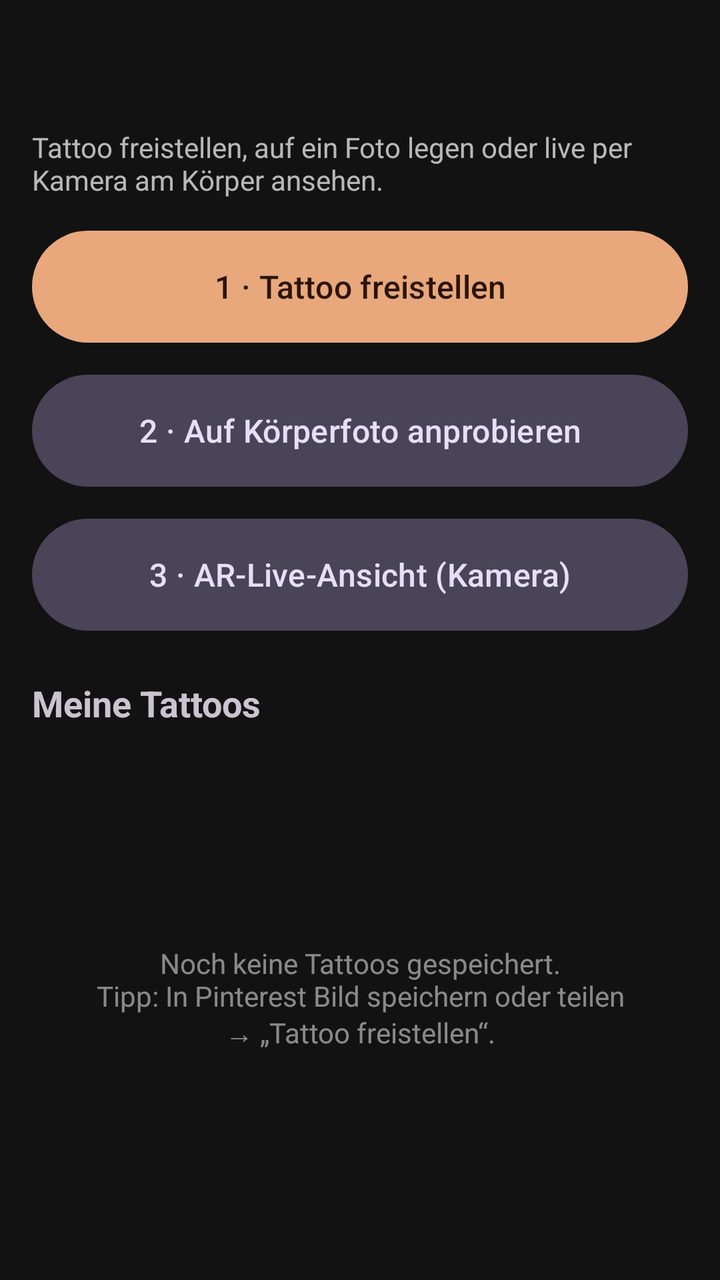
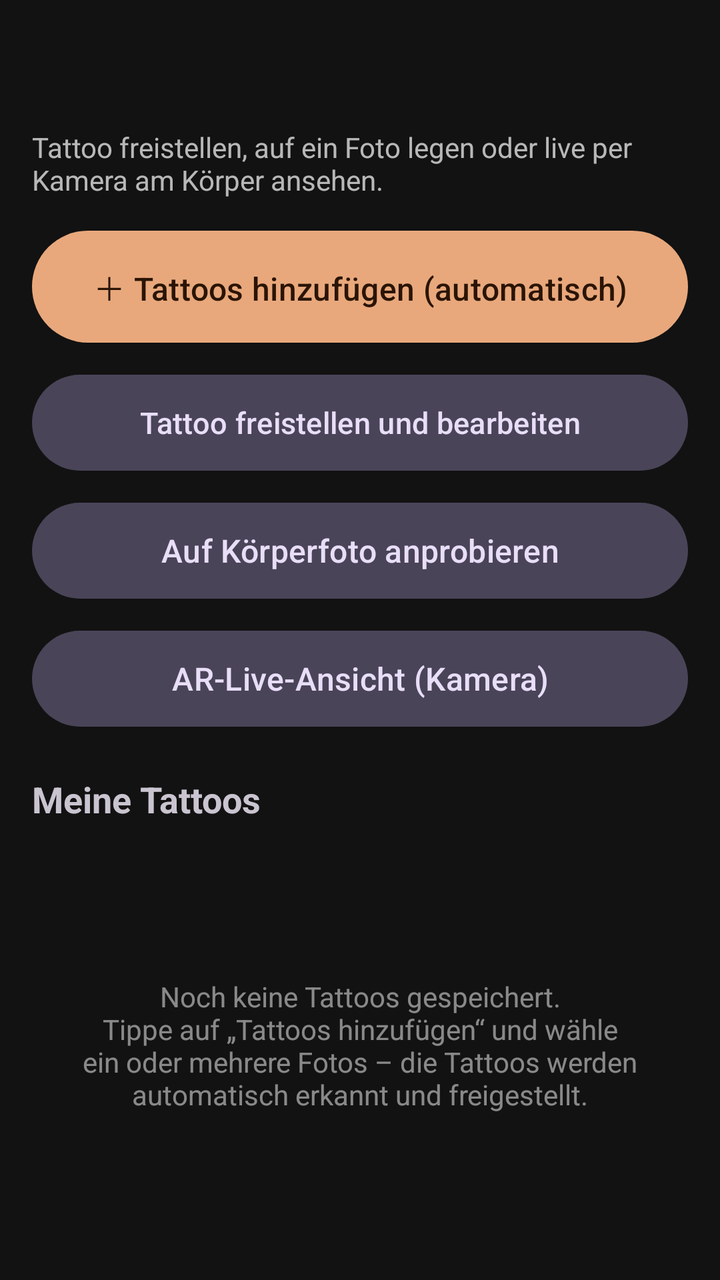

An Android layout rendered at two revisions. The XML below is the earlier revision; the diff shows what the commit changed to produce the second picture.
<!-- AndroidManifest.xml: application theme Theme.TattooTryOn -->
<!-- res/layout/activity_main.xml -->
<?xml version="1.0" encoding="utf-8"?>
<LinearLayout xmlns:android="http://schemas.android.com/apk/res/android"
    android:layout_width="match_parent"
    android:layout_height="match_parent"
    android:orientation="vertical">

    <com.google.android.material.appbar.MaterialToolbar
        android:id="@+id/toolbar"
        android:layout_width="match_parent"
        android:layout_height="?attr/actionBarSize" />

    <LinearLayout
        android:layout_width="match_parent"
        android:layout_height="match_parent"
        android:orientation="vertical"
        android:paddingStart="16dp"
        android:paddingEnd="16dp"
        android:paddingBottom="12dp">

        <TextView
            android:layout_width="wrap_content"
            android:layout_height="wrap_content"
            android:layout_marginBottom="12dp"
            android:text="Tattoo freistellen, auf ein Foto legen oder live per Kamera am Körper ansehen."
            android:textColor="#B3FFFFFF"
            android:textSize="14sp" />

        <com.google.android.material.button.MaterialButton
            android:id="@+id/btnExtract"
            android:layout_width="match_parent"
            android:layout_height="64dp"
            android:text="1 · Tattoo freistellen"
            android:textSize="16sp" />

        <com.google.android.material.button.MaterialButton
            android:id="@+id/btnTryOn"
            style="@style/Widget.Material3.Button.TonalButton"
            android:layout_width="match_parent"
            android:layout_height="64dp"
            android:layout_marginTop="8dp"
            android:text="2 · Auf Körperfoto anprobieren"
            android:textSize="16sp" />

        <com.google.android.material.button.MaterialButton
            android:id="@+id/btnAr"
            style="@style/Widget.Material3.Button.TonalButton"
            android:layout_width="match_parent"
            android:layout_height="64dp"
            android:layout_marginTop="8dp"
            android:text="3 · AR-Live-Ansicht (Kamera)"
            android:textSize="16sp" />

        <TextView
            android:layout_width="wrap_content"
            android:layout_height="wrap_content"
            android:layout_marginTop="20dp"
            android:layout_marginBottom="6dp"
            android:text="Meine Tattoos"
            android:textSize="18sp"
            android:textStyle="bold" />

        <FrameLayout
            android:layout_width="match_parent"
            android:layout_height="0dp"
            android:layout_weight="1">

            <androidx.recyclerview.widget.RecyclerView
                android:id="@+id/tattooList"
                android:layout_width="match_parent"
                android:layout_height="match_parent"
                android:clipToPadding="false" />

            <TextView
                android:id="@+id/emptyText"
                android:layout_width="match_parent"
                android:layout_height="wrap_content"
                android:layout_gravity="center"
                android:gravity="center"
                android:padding="24dp"
                android:text="Noch keine Tattoos gespeichert.\nTipp: In Pinterest Bild speichern oder teilen → „Tattoo freistellen“."
                android:textColor="#80FFFFFF" />
        </FrameLayout>
    </LinearLayout>
</LinearLayout>
<!-- resources referenced by this layout -->
<resources>
  <style name="Theme.TattooTryOn" parent="Theme.Material3.Dark.NoActionBar">
          <item name="colorPrimary">@color/accent</item>
          <item name="colorOnPrimary">@color/on_accent</item>
          <item name="colorSecondary">@color/accent_2</item>
          <item name="android:colorBackground">@color/ink</item>
          <item name="android:statusBarColor">@color/ink</item>
          <item name="android:navigationBarColor">@color/ink</item>
      </style>
  <color name="accent">#E8A87C</color>
  <color name="on_accent">#2A1404</color>
  <color name="accent_2">#C38D9E</color>
  <color name="ink">#121212</color>
</resources>

<!-- the commit's change to res/layout/activity_main.xml (unified diff, before → after) -->
@@ -26,28 +26,37 @@
             android:textSize="14sp" />
 
         <com.google.android.material.button.MaterialButton
-            android:id="@+id/btnExtract"
+            android:id="@+id/btnImport"
             android:layout_width="match_parent"
             android:layout_height="64dp"
-            android:text="1 · Tattoo freistellen"
+            android:text="＋ Tattoos hinzufügen (automatisch)"
             android:textSize="16sp" />
+
+        <com.google.android.material.button.MaterialButton
+            android:id="@+id/btnExtract"
+            style="@style/Widget.Material3.Button.TonalButton"
+            android:layout_width="match_parent"
+            android:layout_height="56dp"
+            android:layout_marginTop="8dp"
+            android:text="Tattoo freistellen und bearbeiten"
+            android:textSize="15sp" />
 
         <com.google.android.material.button.MaterialButton
             android:id="@+id/btnTryOn"
             style="@style/Widget.Material3.Button.TonalButton"
             android:layout_width="match_parent"
-            android:layout_height="64dp"
+            android:layout_height="56dp"
             android:layout_marginTop="8dp"
-            android:text="2 · Auf Körperfoto anprobieren"
+            android:text="Auf Körperfoto anprobieren"
             android:textSize="16sp" />
 
         <com.google.android.material.button.MaterialButton
             android:id="@+id/btnAr"
             style="@style/Widget.Material3.Button.TonalButton"
             android:layout_width="match_parent"
-            android:layout_height="64dp"
+            android:layout_height="56dp"
             android:layout_marginTop="8dp"
-            android:text="3 · AR-Live-Ansicht (Kamera)"
+            android:text="AR-Live-Ansicht (Kamera)"
             android:textSize="16sp" />
 
         <TextView
@@ -77,7 +86,7 @@
                 android:layout_gravity="center"
                 android:gravity="center"
                 android:padding="24dp"
-                android:text="Noch keine Tattoos gespeichert.\nTipp: In Pinterest Bild speichern oder teilen → „Tattoo freistellen“."
+                android:text="Noch keine Tattoos gespeichert.\nTippe auf „Tattoos hinzufügen“ und wähle ein oder mehrere Fotos – die Tattoos werden automatisch erkannt und freigestellt."
                 android:textColor="#80FFFFFF" />
         </FrameLayout>
     </LinearLayout>
